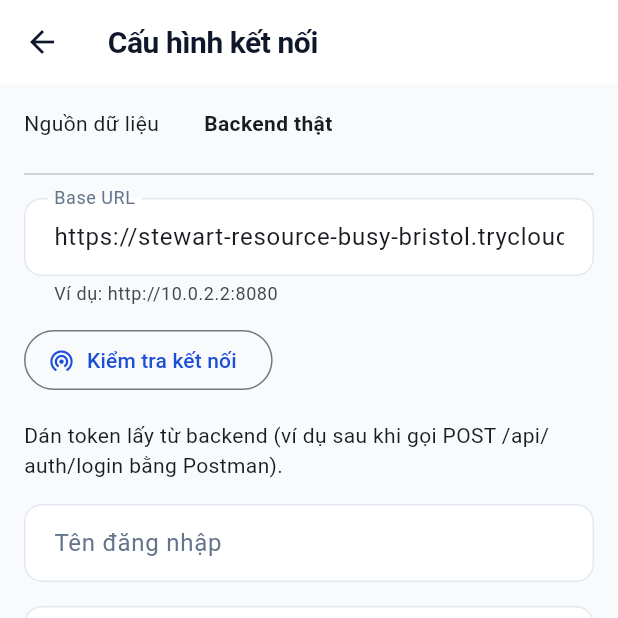
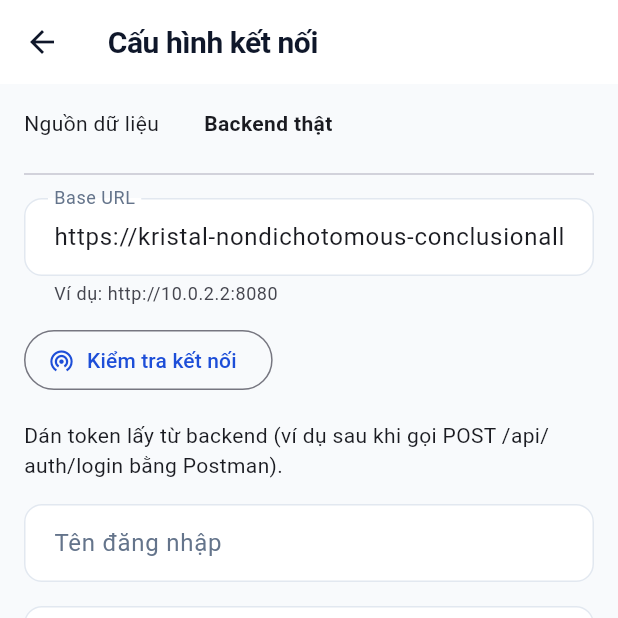
Before and after one commit to Khanhth2022/l_english, a Flutter app: the ConnectionSettingsScreen screen opened directly, on a phone screen of 412 x 824 dp, the top half of it. Run offline on Flutter 3.47's test engine with Material 3 defaults, Android fonts, the phone set to English and light mode, and no system bars; our stand-ins replace dio, flutter_secure_storage, image_picker; missing offline and left inert: google_mlkit_text_recognition; accounts and stored records are empty; network calls fail; project files that could hold a hidden picture were left out.

Commit message:
chore(config): use ngrok tunnel and skip its browser warning
Point the default API base URL, widget fallback URL and run scripts at the reserved ngrok domain, and send ngrok-skip-browser-warning so free-tier tunnels return JSON instead of the HTML interstitial.

```diff
--- a/lib/core/config/app_config.dart
+++ b/lib/core/config/app_config.dart
@@ -12,7 +12,7 @@ class AppConfig {
   /// Địa chỉ backend Spring Boot mặc định biên dịch.
   static const String defaultApiBaseUrl = String.fromEnvironment(
     'API_BASE_URL',
-    defaultValue: 'https://stewart-resource-busy-bristol.trycloudflare.com',
+    defaultValue: 'https://kristal-nondichotomous-conclusionally.ngrok-free.dev',
   );
 
   /// Địa chỉ backend Spring Boot đang được sử dụng trong phiên làm việc.
@@ -91,6 +91,8 @@ class AppConfig {
         receiveTimeout: timeout,
         sendTimeout: timeout,
         validateStatus: (status) => true,
+        // Bỏ qua trang cảnh báo của tunnel ngrok miễn phí.
+        headers: const {'ngrok-skip-browser-warning': 'true'},
       ),
     );
     configureBypassCertificate(testDio);
--- a/lib/core/network/api_client.dart
+++ b/lib/core/network/api_client.dart
@@ -14,6 +14,9 @@ Dio createApiClient(TokenStore tokenStore) {
     receiveTimeout: AppConfig.receiveTimeout,
     contentType: Headers.jsonContentType,
     responseType: ResponseType.json,
+    // Tunnel ngrok bản miễn phí chèn trang cảnh báo HTML cho request có
+    // User-Agent trình duyệt; header này bỏ qua trang đó để nhận JSON thật.
+    headers: const {'ngrok-skip-browser-warning': 'true'},
     // Chỉ 2xx là thành công; các mã khác đi vào onError để map sang ApiException.
     validateStatus: (status) =>
         status != null && status >= 200 && status < 300,
--- a/lib/features/auth/ui/auth_screen.dart
+++ b/lib/features/auth/ui/auth_screen.dart
@@ -598,7 +598,7 @@ class _BaseUrlDialogState extends State<_BaseUrlDialog> {
               },
               decoration: InputDecoration(
                 labelText: 'Backend Base URL',
-                hintText: 'https://...trycloudflare.com',
+                hintText: 'https://...ngrok-free.dev',
                 prefixIcon: const Icon(Icons.link_rounded),
                 suffixIcon: IconButton(
                   icon: const Icon(Icons.clear, size: 18),
```
Also changed, not shown: 4 other files.
